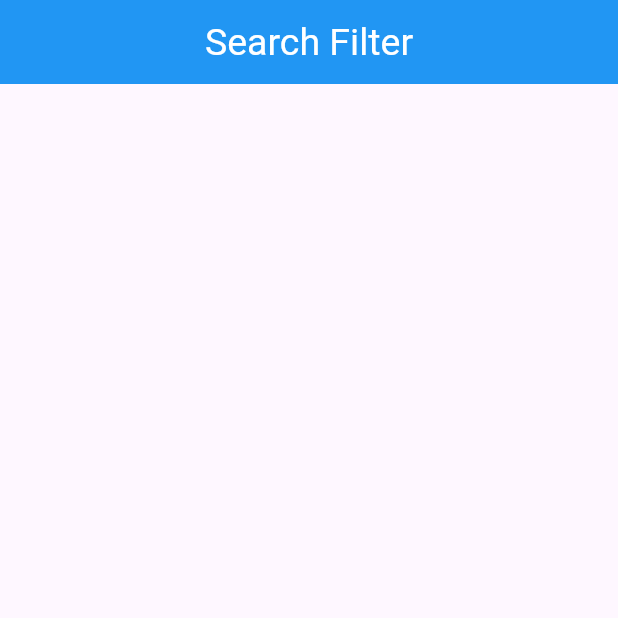
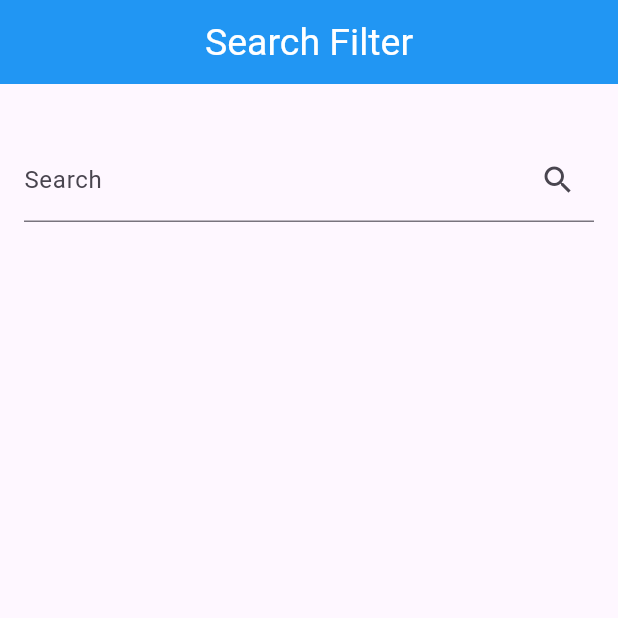
Before and after one commit to adrielhenry33/serach_and_filter, a Flutter app: the screen it shows after launch, on a phone screen of 412 x 824 dp, the top half of it. Run offline on Flutter 3.47's test engine with Material 3 defaults, Android fonts, the phone set to English and light mode, and no system bars.

Commit message:
text field criado

```diff
--- a/lib/main.dart
+++ b/lib/main.dart
@@ -55,6 +55,17 @@
     results = _allUsers;
   } else {
     results = _allUsers
+        //filtra a lista
+        //user representa cada item da lista
+        //to lowercase serve para garantir que a lista
+        //não seja sensivel a maiusculas e minusculas
+        //.contains verifica se o nome contém o que você digi
+        //tou de forma minuscula também
+        //O método where() retorna um Iterable
+        // (uma coleção que pode ser percorrida
+        //, mas não é uma lista ainda).
+        //O .toList() converte esse Iterable em uma List,
+        // que é o que queremos para trabalhar normalmente no Flutter.
         .where((user) => user["name"]
             .toLowerCase()
             .contains(enteredKeyword.toLowerCase()))
@@ -78,6 +89,22 @@
           fontSize: 25
         ),
       ),
+      body:
+        Padding(padding: EdgeInsets.all(16.0),
+        child: Column(
+          children: [
+            SizedBox(height:20.0),
+            TextField(
+              decoration: InputDecoration(
+                label: Text("Search"),
+                suffixIcon: Icon(Icons.search),
+              ),
+            )
+          ],
+        ),
+      ),
+
+
     );
   }
 }
```
